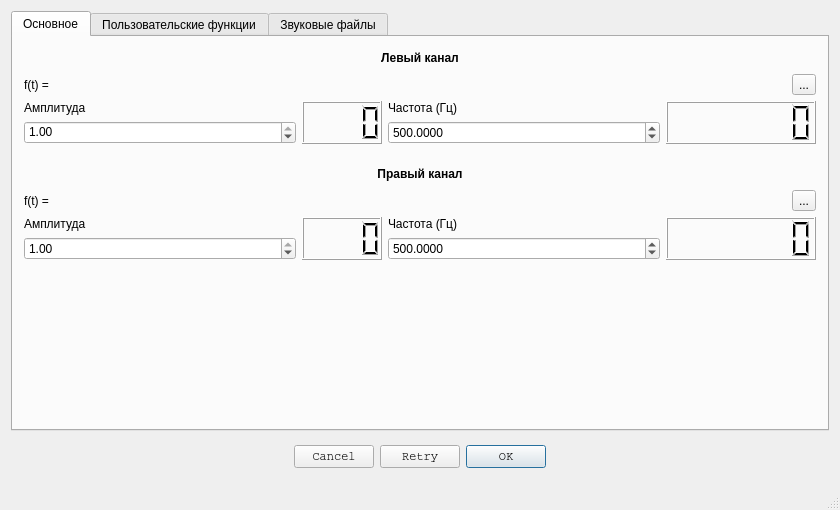
Above: soundGEN/mainwindow.ui from Posedelov-Evgeniy/Sgen before the change. Below: the same form after it.
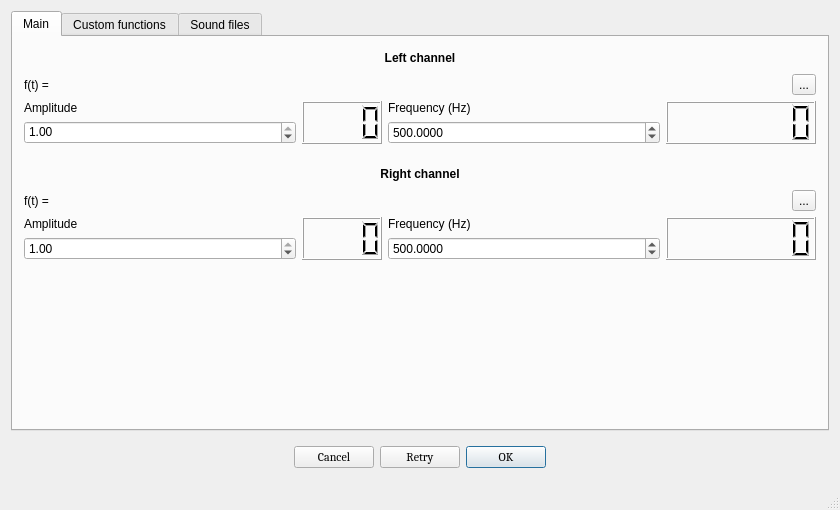
That is the form after the change.

Diff of the .ui file:
```diff
--- a/soundGEN/mainwindow.ui
+++ b/soundGEN/mainwindow.ui
@@ -60,7 +60,7 @@
         </property>
         <widget class="QWidget" name="main_tab">
          <attribute name="title">
-          <string>Основное</string>
+          <string>Main</string>
          </attribute>
          <layout class="QHBoxLayout" name="horizontalLayout">
           <property name="sizeConstraint">
@@ -97,7 +97,7 @@
                  </font>
                 </property>
                 <property name="text">
-                 <string>Левый канал</string>
+                 <string>Left channel</string>
                 </property>
                 <property name="alignment">
                  <set>Qt::AlignCenter</set>
@@ -138,7 +138,7 @@
                      </size>
                     </property>
                     <property name="text">
-                     <string>Амплитуда</string>
+                     <string>Amplitude</string>
                     </property>
                     <property name="alignment">
                      <set>Qt::AlignLeading|Qt::AlignLeft|Qt::AlignTop</set>
@@ -202,7 +202,7 @@
                      </size>
                     </property>
                     <property name="text">
-                     <string>Частота (Гц)</string>
+                     <string>Frequency (Hz)</string>
                     </property>
                    </widget>
                   </item>
@@ -282,7 +282,7 @@
                  </font>
                 </property>
                 <property name="text">
-                 <string>Правый канал</string>
+                 <string>Right channel</string>
                 </property>
                 <property name="alignment">
                  <set>Qt::AlignCenter</set>
@@ -320,7 +320,7 @@
                      </size>
                     </property>
                     <property name="text">
-                     <string>Амплитуда</string>
+                     <string>Amplitude</string>
                     </property>
                    </widget>
                   </item>
@@ -378,7 +378,7 @@
                      </size>
                     </property>
                     <property name="text">
-                     <string>Частота (Гц)</string>
+                     <string>Frequency (Hz)</string>
                     </property>
                    </widget>
                   </item>
@@ -441,13 +441,13 @@
         </widget>
         <widget class="QWidget" name="functions_tab">
          <attribute name="title">
-          <string>Пользовательские функции</string>
+          <string>Custom functions</string>
          </attribute>
          <layout class="QVBoxLayout" name="verticalLayout_5"/>
         </widget>
         <widget class="QWidget" name="sounds_tab">
          <attribute name="title">
-          <string>Звуковые файлы</string>
+          <string>Sound files</string>
          </attribute>
          <layout class="QVBoxLayout" name="vertLayout">
           <property name="sizeConstraint">
@@ -503,7 +503,10 @@
         </property>
         <property name="font">
          <font>
-          <family>Courier</family>
+          <family>Cambria</family>
+          <weight>50</weight>
+          <bold>false</bold>
+          <kerning>false</kerning>
          </font>
         </property>
         <property name="layoutDirection">
```
Left out of the diff: 6 changed lines with no effect on the pictures.
